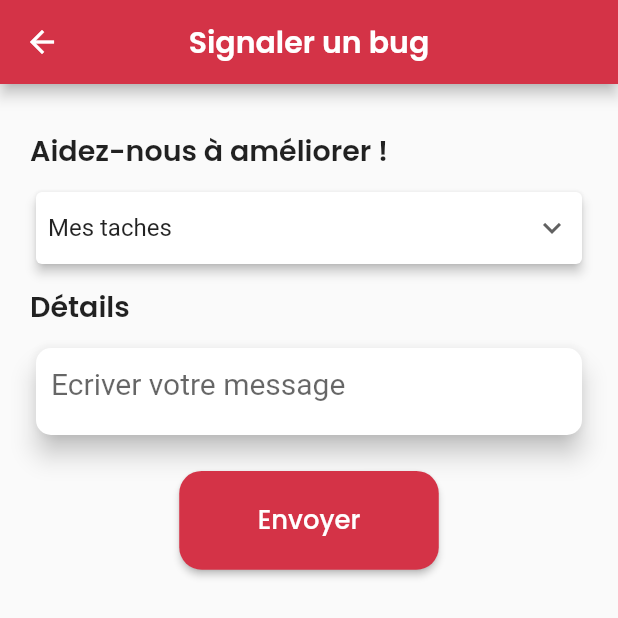
After one commit to razifertani/cocuisinage-app-mobile-pro, a Flutter app: the SignalerUnBugScreen screen opened directly, on a phone screen of 412 x 824 dp, the top half of it. The commit adds this screen. Run offline on Flutter 3.47's test engine with Material 2 defaults, Android fonts, the phone set to English and light mode, and no system bars; drawn by our look-alikes of argon_buttons_flutter, auto_size_text; our stand-ins replace avatar_glow, calendar_timeline, dartz, firebase_core, firebase_messaging, flutter_spinkit and 7 more; missing offline and left inert: image_picker_for_web, shared_preferences_web; accounts and stored records are empty.

Commit message:
first_commit

```diff
--- a/lib/ui/screens/notifications/notifications.dart
+++ b/lib/ui/screens/notifications/notifications.dart
@@ -3,6 +3,7 @@ import 'package:flutter/material.dart';
 import '../../../Theme/my_colors.dart';
 import '../../../Theme/my_text_styles.dart';
 import '../../shared/widgets/notification_widgets/notification_card.dart';
+import '../tutoriel/tutoriel_pop_up.dart';
 import 'notification_settings/notification_settings.dart';
 
 class NotificationScreen extends StatefulWidget {
@@ -30,12 +31,12 @@ class _NotificationScreenState extends State<NotificationScreen> {
           IconButton(
             onPressed: () {
               print(Globals.profile.notificationsAsReceiver.length);
-              // showDialog(
-              //     context: context,
-              //     builder: (_) => TutorielPopUp(
-              //         title: "Mes notifications",
-              //         description:
-              //             "vous recevrez en temps réel des notifications de votre activité afin de valider la tâches/l’information reçu pour automatisation du système."));
+              showDialog(
+                  context: context,
+                  builder: (_) => TutorielPopUp(
+                      title: "Mes notifications",
+                      description:
+                          "vous recevrez en temps réel des notifications de votre activité afin de valider la tâches/l’information reçu pour automatisation du système."));
             },
             icon: Icon(Icons.question_mark),
           ),
--- /dev/null
+++ b/lib/ui/screens/signaler_un_bug/signaler_un_bug.dart
@@ -0,0 +1,110 @@
+import 'package:flutter/material.dart';
+import 'package:responsive_sizer/responsive_sizer.dart';
+
+import '../../../Theme/my_colors.dart';
+import '../../../Theme/my_text_styles.dart';
+import '../../shared/custom_button.dart';
+import '../../shared/widgets/custom_card_text_form.dart';
+
+class SignalerUnBugScreen extends StatefulWidget {
+  const SignalerUnBugScreen({Key? key}) : super(key: key);
+
+  @override
+  State<SignalerUnBugScreen> createState() => _SignalerUnBugScreenState();
+}
+
+class _SignalerUnBugScreenState extends State<SignalerUnBugScreen> {
+  String dropdownvaluecateg = 'Mes taches';
+
+  var categories = [
+    'Mes taches',
+  ];
+  TextEditingController detail = TextEditingController();
+  @override
+  Widget build(BuildContext context) {
+    return GestureDetector(
+      onTap: () {
+        FocusScope.of(context).unfocus();
+      },
+      child: Scaffold(
+        appBar: AppBar(
+            title: Text(
+              "Signaler un bug",
+              style: MyTextStyles.appBarTextStyle,
+            ),
+            centerTitle: true,
+            backgroundColor: MyColors.red,
+            leading: IconButton(
+                icon: const Icon(Icons.arrow_back),
+                onPressed: () => Navigator.pop(context))),
+        body: SingleChildScrollView(
+          child: Padding(
+            padding: const EdgeInsets.all(20),
+            child: Column(
+              crossAxisAlignment: CrossAxisAlignment.start,
+              children: [
+                const SizedBox(
+                  height: 10,
+                ),
+                Text(
+                  "Aidez-nous à améliorer !",
+                  style: MyTextStyles.headline
+                      .copyWith(fontWeight: FontWeight.w600),
+                ),
+                const SizedBox(
+                  height: 10,
+                ),
+                Card(
+                  elevation: 3,
+                  child: Padding(
+                    padding: const EdgeInsets.symmetric(horizontal: 8),
+                    child: DropdownButton(
+                      underline: const SizedBox(),
+                      value: dropdownvaluecateg,
+                      isExpanded: true,
+                      icon: const Icon(Icons.keyboard_arrow_down),
+                      items: categories.map((String items) {
+                        return DropdownMenuItem(
+                          value: items,
+                          child: Text(items),
+                        );
+                      }).toList(),
+                      onChanged: (String? newValue) {
+                        setState(() {
+                          dropdownvaluecateg = newValue!;
+                        });
+                      },
+                    ),
+                  ),
+                ),
+                const SizedBox(
+                  height: 10,
+                ),
+                Text(
+                  "Détails",
+                  style: MyTextStyles.headline
+                      .copyWith(fontWeight: FontWeight.w600),
+                ),
+                const SizedBox(
+                  height: 10,
+                ),
+                CustomCardTextForm(
+                  controller: detail,
+                  hintText: "Ecriver votre message",
+                  minLines: 10,
+                  maxLines: 15,
+                ),
+                const SizedBox(
+                  height: 20,
+                ),
+                Center(
+                  child: CustomButton(txt: "Envoyer", fun: (a, b, c) {}),
+                ),
+              ],
+            ),
+          ),
+        ),
+      ),
+    );
+  }
+}
```
Also changed, not shown: lib/ui/screens/drawer/drawer.dart (+52 -4 lines), lib/ui/screens/home/employe_home_screen.dart (+4 -4 lines), lib/ui/screens/mon_equipe/mon_equipe_screen.dart (+13 -9 lines), lib/ui/screens/tutoriel/tutoriel_pop_up.dart (added, +187 -0 lines), lib/ui/shared/widgets/taches_expansion_tile/patron_tache_expansion_tile.dart (+22 -13 lines), assets/drawer_icons/bugs.png (added), 2 other files.
